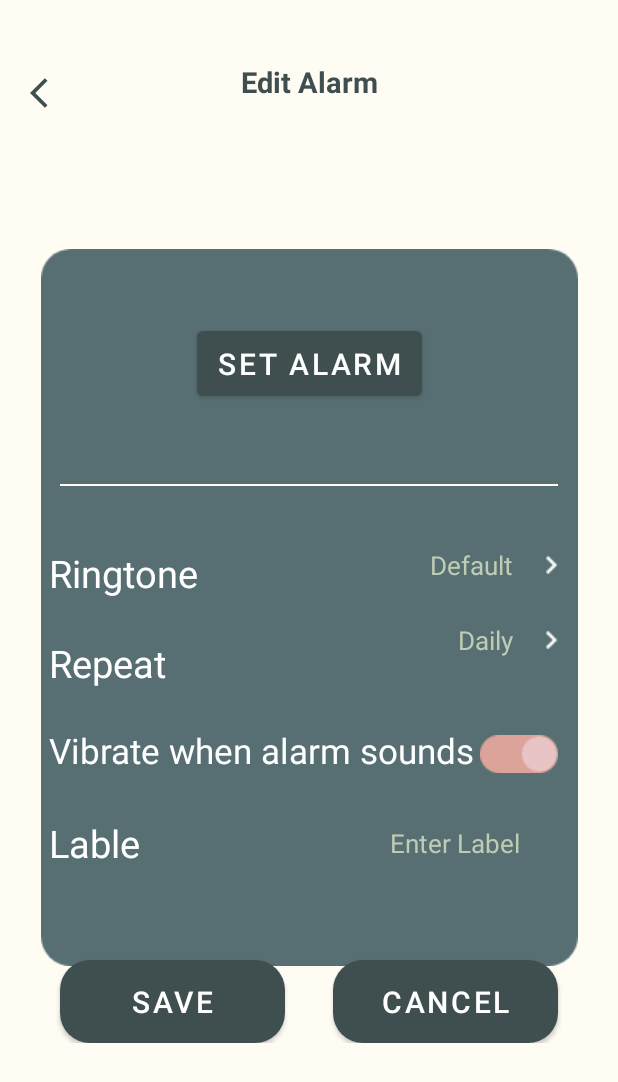
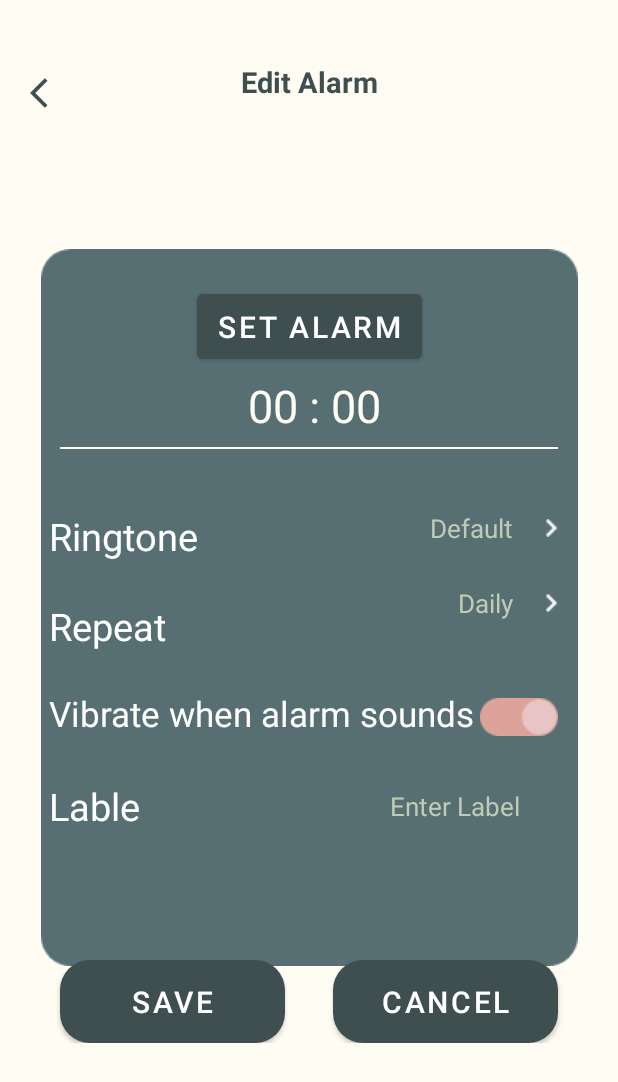
Before and after one commit to HazemAmmar89/SAG2022, an Android app: the fragment EditAlarm shown on its own in the app's theme, on a phone screen of 412 x 824 dp. Shown: the top 1082 px of the screen. Run offline under Robolectric (Android 15) with nearby library versions, the phone set to English and light mode, and no system bars; our stand-ins replace sdp/ssp sizes.

Commit message:
Edit alarm

```diff
--- a/sag/src/main/java/com/example/sagapp/alarm/ui/fragments/EditAlarm.kt
+++ b/sag/src/main/java/com/example/sagapp/alarm/ui/fragments/EditAlarm.kt
@@ -1,60 +1,67 @@
 package com.example.sagapp.alarm.ui.fragments
 
+import android.app.DatePickerDialog
+import android.app.TimePickerDialog
 import android.os.Bundle
 import androidx.fragment.app.Fragment
 import android.view.LayoutInflater
 import android.view.View
 import android.view.ViewGroup
+import android.widget.Button
+import android.widget.TextView
+import android.widget.Toast
 import com.example.sagapp.R
 
-// TODO: Rename parameter arguments, choose names that match
-// the fragment initialization parameters, e.g. ARG_ITEM_NUMBER
-private const val ARG_PARAM1 = "param1"
-private const val ARG_PARAM2 = "param2"
 
-/**
- * A simple [Fragment] subclass.
- * Use the [EditAlarm.newInstance] factory method to
- * create an instance of this fragment.
- */
+
 class EditAlarm : Fragment() {
-    // TODO: Rename and change types of parameters
-    private var param1: String? = null
-    private var param2: String? = null
 
-    override fun onCreate(savedInstanceState: Bundle?) {
-        super.onCreate(savedInstanceState)
-        arguments?.let {
-            param1 = it.getString(ARG_PARAM1)
-            param2 = it.getString(ARG_PARAM2)
-        }
-    }
+    private lateinit var textView: TextView
+    private lateinit var button: Button
+    private lateinit var saveButton: Button
+    private lateinit var cancelButton: Button
+    private var selectedTime: String = ""
 
     override fun onCreateView(
         inflater: LayoutInflater, container: ViewGroup?,
         savedInstanceState: Bundle?
     ): View? {
-        // Inflate the layout for this fragment
-        return inflater.inflate(R.layout.fragment_edit_alarm, container, false)
+        val rootView = inflater.inflate(R.layout.fragment_edit_alarm, container, false)
+
+        textView = rootView.findViewById(R.id.time_tv)
+        button = rootView.findViewById(R.id.timepicker)
+        saveButton = rootView.findViewById(R.id.setAlarm)
+        cancelButton = rootView.findViewById(R.id.cancelAlarm)
+
+        button.setOnClickListener {
+            openTimePicker()
+        }
+
+        saveButton.setOnClickListener {
+            selectedTime = textView.text.toString()
+
+            Toast.makeText(requireContext(), "Time saved: $selectedTime", Toast.LENGTH_SHORT).show()
+        }
+
+        cancelButton.setOnClickListener {
+
+            selectedTime = ""
+
+            Toast.makeText(requireContext(), "Time canceled", Toast.LENGTH_SHORT).show()
+        }
+
+        return rootView
     }
 
-    companion object {
-        /**
-         * Use this factory method to create a new instance of
-         * this fragment using the provided parameters.
-         *
-         * @param param1 Parameter 1.
-         * @param param2 Parameter 2.
-         * @return A new instance of fragment EditAlarm.
-         */
-        // TODO: Rename and change types and number of parameters
-        @JvmStatic
-        fun newInstance(param1: String, param2: String) =
-            EditAlarm().apply {
-                arguments = Bundle().apply {
-                    putString(ARG_PARAM1, param1)
-                    putString(ARG_PARAM2, param2)
-                }
-            }
+    private fun openTimePicker() {
+        val timePickerDialog = TimePickerDialog(
+            requireContext(), R.style.DialogTheme,
+            { _, hour, minute ->
+                textView.text = "$hour:$minute"
+            },
+            15, 30, false
+        )
+
+        timePickerDialog.show()
     }
 }
--- a/sag/src/main/res/layout/fragment_edit_alarm.xml
+++ b/sag/src/main/res/layout/fragment_edit_alarm.xml
@@ -6,6 +6,8 @@
     android:background="@color/off_white"
     xmlns:app="http://schemas.android.com/apk/res-auto"
     tools:context=".alarm.ui.fragments.EditAlarm">
+
+
     <androidx.constraintlayout.widget.Guideline
         android:id="@+id/guideline1"
         android:layout_width="wrap_content"
@@ -78,8 +80,24 @@
         app:layout_constraintLeft_toLeftOf="parent"
         app:layout_constraintRight_toRightOf="parent"
         app:layout_constraintTop_toTopOf="@id/guideline4"
-        android:layout_marginTop="50dp"
+        android:layout_marginTop="25dp"
         android:text="@string/set_alarm_tv"/>
+
+
+    <TextView
+        android:id="@+id/time_tv"
+        android:layout_width="wrap_content"
+        android:layout_height="wrap_content"
+        android:text=" 00 : 00"
+        android:textSize="30dp"
+        android:textColor="@color/off_white"
+        android:layout_marginTop="60dp"
+        app:layout_constraintTop_toTopOf="@id/timepicker"
+        app:layout_constraintLeft_toLeftOf="parent"
+        app:layout_constraintRight_toRightOf="parent"/>
+
+
+
 
 
     <RelativeLayout
--- a/sag/src/main/res/values/strings.xml
+++ b/sag/src/main/res/values/strings.xml
@@ -14,7 +14,8 @@
     <string name="splash_title">SAG</string>
 
     <string name="Splash_Sag_Image">Splash Image</string>
-    <string name="first_onboard_screen">How to use SAG</string>
+
+
 
 
     <string name="skip_btn">SKIP</string>
--- a/sag/src/main/res/values/themes.xml
+++ b/sag/src/main/res/values/themes.xml
@@ -135,4 +135,8 @@
         <item name="android:padding">@dimen/_12sdp</item>
     </style>
 
+
+    <style name="DialogTheme" parent="Theme.MaterialComponents.DayNight.Dialog">
+        <item name="colorAccent">@color/dark_green</item>
+    </style>
 </resources>
```
